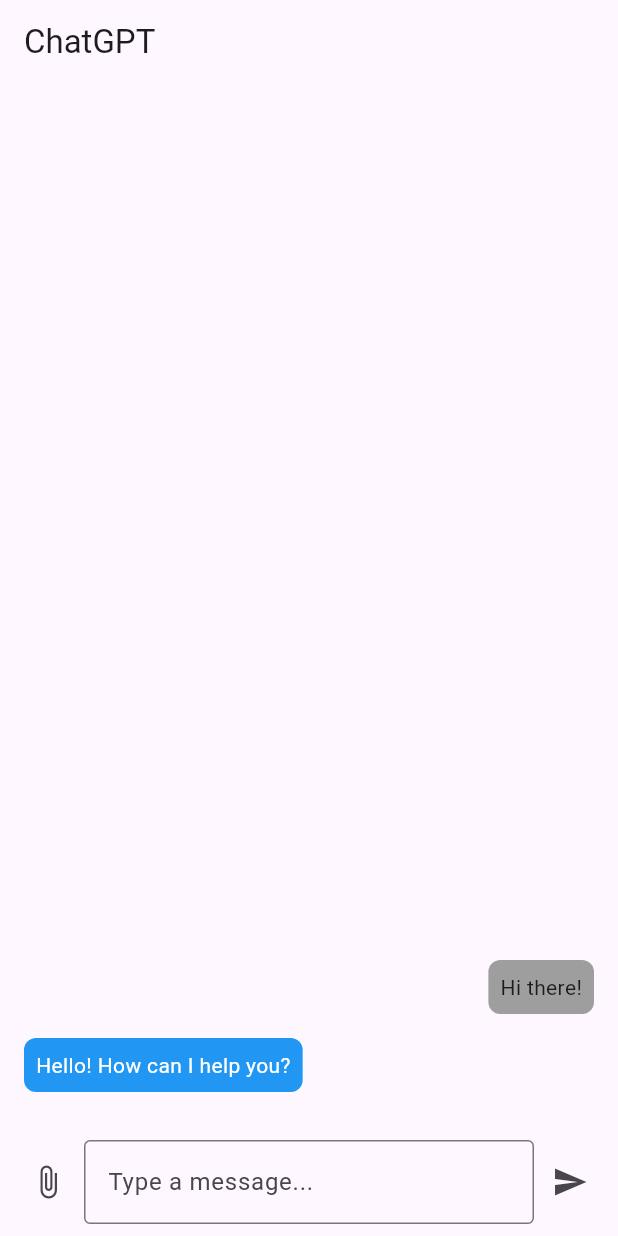
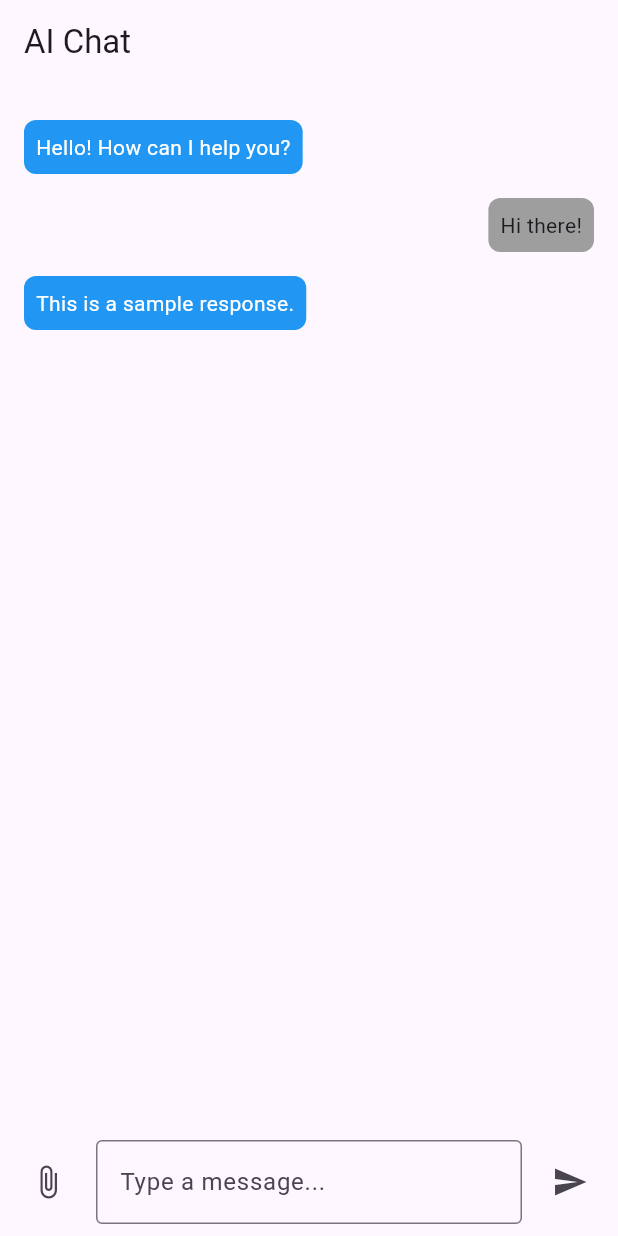
Before and after one commit to jlostao/DAM-FlutterNodeJSPostGet, a Flutter app: the screen it shows after launch, on a phone screen of 412 x 824 dp. Run offline on Flutter 3.47's test engine with Material 3 defaults, Android fonts, the phone set to English and light mode, and no system bars; our stand-ins replace file_picker; missing offline and left inert: window_manager.

Commit message:
modified:   flutter_postget/lib/app_data.dart 	modified:   flutter_postget/lib/layout_desktop.dart

```diff
--- a/flutter_postget/lib/layout_desktop.dart
+++ b/flutter_postget/lib/layout_desktop.dart
@@ -14,6 +14,16 @@ class ChatScreen extends StatefulWidget {
 
 class _ChatScreenState extends State<ChatScreen> {
   TextEditingController _messageController = TextEditingController();
+  List<Widget> messages = [];
+
+  @override
+  void initState() {
+    super.initState();
+    // Sample messages for testing
+    messages.add(ChatMessage(text: 'Hello! How can I help you?'));
+    messages.add(UserMessage(text: 'Hi there!'));
+    messages.add(ChatMessage(text: 'This is a sample response.'));
+  }
 
   Future<File> pickFile() async {
     FilePickerResult? result = await FilePicker.platform.pickFiles();
@@ -41,19 +51,18 @@ class _ChatScreenState extends State<ChatScreen> {
   Widget build(BuildContext context) {
     return Scaffold(
       appBar: AppBar(
-        title: const Text('ChatGPT'),
+        title: Text('AI Chat'),
       ),
       body: Column(
         children: [
           Expanded(
-            child: ListView(
-              reverse: true,
-              padding: const EdgeInsets.all(16.0),
-              children: [
-                // Replace the following with messages from the AI and user
-                ChatMessage(text: 'Hello! How can I help you?'),
-                UserMessage(text: 'Hi there!'),
-              ],
+            child: ListView.builder(
+              reverse: false, // Set this to false
+              padding: EdgeInsets.all(16.0),
+              itemCount: messages.length,
+              itemBuilder: (BuildContext context, int index) {
+                return messages[index];
+              },
             ),
           ),
           _buildMessageInput(),
@@ -65,35 +74,34 @@ class _ChatScreenState extends State<ChatScreen> {
   Widget _buildMessageInput() {
     AppData appData = Provider.of<AppData>(context);
     return Container(
-      padding: const EdgeInsets.all(8.0),
+      padding: EdgeInsets.all(8.0),
       child: Row(
         children: [
           IconButton(
-            icon: const Icon(Icons.attach_file),
+            icon: Icon(Icons.attach_file),
             onPressed: () {
               uploadFile(appData);
             },
           ),
           Expanded(
-            child: TextField(
-              controller: _messageController,
-              decoration: const InputDecoration(
-                hintText: 'Type a message...',
-                border: OutlineInputBorder(),
+            child: Padding(
+              padding: const EdgeInsets.symmetric(horizontal: 8.0),
+              child: TextField(
+                controller: _messageController,
+                decoration: InputDecoration(
+                  hintText: 'Type a message...',
+                  border: OutlineInputBorder(),
+                ),
               ),
             ),
           ),
           IconButton(
-            icon: const Icon(Icons.send),
+            icon: Icon(Icons.send),
             onPressed: () {
               // Handle sending the message
               String userMessage = _messageController.text;
-              // You can send the user message to an AI model here
-              // and update the chat UI with the AI's response
               setState(() {
-                // Replace the following with AI response
-                // For simplicity, just echoing the user's message
-                ChatMessage(text: userMessage);
+                messages.add(UserMessage(text: userMessage));
                 _messageController.clear();
               });
             },
```
Also changed, not shown: flutter_postget/lib/app_data.dart (+38 -34 lines).
